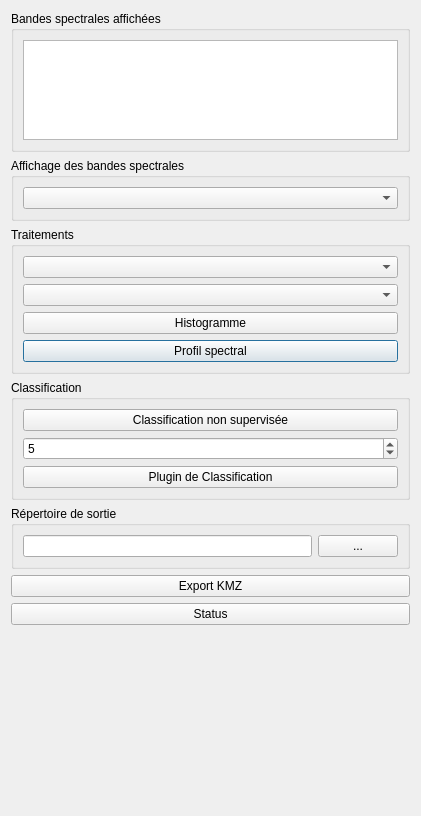
Old version of the form ui_qgiseducation.ui in the repository CS-SI/TerreImage.
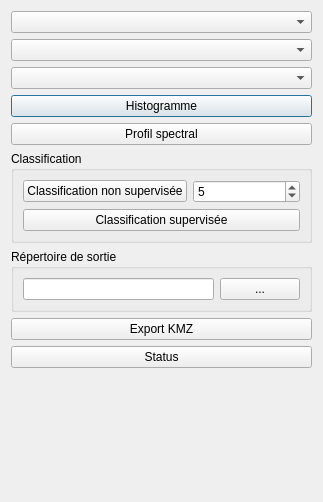
New version of the form.

Commit message: simplification de linterface

What changed in the file:
```diff
--- a/ui_qgiseducation.ui
+++ b/ui_qgiseducation.ui
@@ -6,8 +6,8 @@
    <rect>
     <x>0</x>
     <y>0</y>
-    <width>421</width>
-    <height>816</height>
+    <width>323</width>
+    <height>502</height>
    </rect>
   </property>
   <property name="windowTitle">
@@ -15,75 +15,26 @@
   </property>
   <layout class="QVBoxLayout" name="verticalLayout">
    <item>
-    <widget class="QGroupBox" name="groupBox_2">
-     <property name="sizePolicy">
-      <sizepolicy hsizetype="Minimum" vsizetype="Minimum">
-       <horstretch>0</horstretch>
-       <verstretch>0</verstretch>
-      </sizepolicy>
-     </property>
-     <property name="title">
-      <string>Bandes spectrales affichées</string>
-     </property>
-     <layout class="QVBoxLayout" name="verticalLayout_2">
-      <item>
-       <widget class="QTextEdit" name="textEdit">
-        <property name="sizePolicy">
-         <sizepolicy hsizetype="Minimum" vsizetype="Minimum">
-          <horstretch>0</horstretch>
-          <verstretch>0</verstretch>
-         </sizepolicy>
-        </property>
-        <property name="maximumSize">
-         <size>
-          <width>16777215</width>
-          <height>100</height>
-         </size>
-        </property>
-       </widget>
-      </item>
-     </layout>
-    </widget>
-   </item>
-   <item>
-    <widget class="QGroupBox" name="groupBox_3">
-     <property name="title">
-      <string>Affichage des bandes spectrales</string>
-     </property>
-     <layout class="QVBoxLayout" name="verticalLayout_6">
-      <item>
        <widget class="QComboBox" name="comboBox_sprectral_band_display"/>
       </item>
-     </layout>
-    </widget>
-   </item>
    <item>
-    <widget class="QGroupBox" name="groupBox_4">
-     <property name="title">
-      <string>Traitements</string>
-     </property>
-     <layout class="QGridLayout" name="gridLayout_2">
-      <item row="3" column="0">
-       <widget class="QPushButton" name="pushButton_profil_spectral">
-        <property name="text">
-         <string>Profil spectral</string>
-        </property>
-       </widget>
-      </item>
-      <item row="0" column="0">
        <widget class="QComboBox" name="comboBox_processing"/>
       </item>
-      <item row="2" column="0">
+   <item>
+    <widget class="QComboBox" name="comboBox_histogrammes"/>
+   </item>
+   <item>
        <widget class="QPushButton" name="pushButton_histogramme">
         <property name="text">
          <string>Histogramme</string>
         </property>
        </widget>
       </item>
-      <item row="1" column="0">
-       <widget class="QComboBox" name="comboBox_histogrammes"/>
-      </item>
-     </layout>
+   <item>
+    <widget class="QPushButton" name="pushButton_profil_spectral">
+     <property name="text">
+      <string>Profil spectral</string>
+     </property>
     </widget>
    </item>
    <item>
@@ -91,7 +42,9 @@
      <property name="title">
       <string>Classification</string>
      </property>
-     <layout class="QVBoxLayout" name="verticalLayout_4">
+     <layout class="QVBoxLayout" name="verticalLayout_3">
+      <item>
+       <layout class="QHBoxLayout" name="horizontalLayout_2">
       <item>
        <widget class="QPushButton" name="pushButton_kmeans">
         <property name="text">
@@ -106,10 +59,12 @@
         </property>
        </widget>
       </item>
+       </layout>
+      </item>
       <item>
        <widget class="QPushButton" name="pushButton_plugin_classification">
         <property name="text">
-         <string>Plugin de Classification</string>
+         <string>Classification supervisée</string>
         </property>
        </widget>
       </item>
```
Lines whose indentation alone changed are shown as unchanged. The commit also changes 2 other files.
